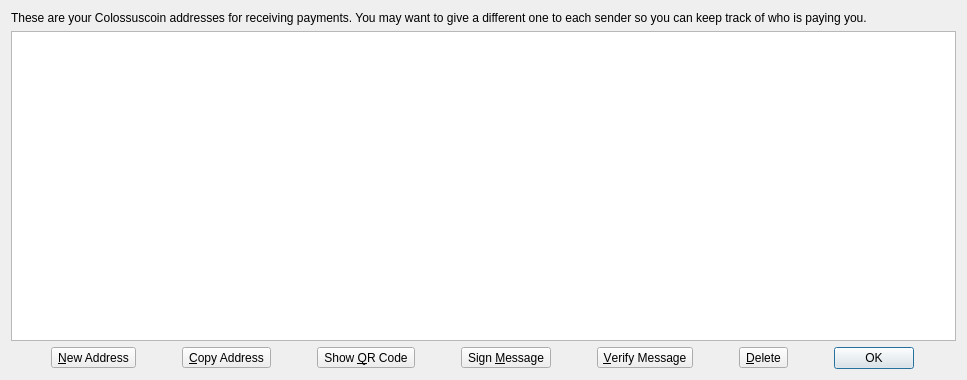
This is src/qt/forms/addressbookpage.ui in CoinWayne/test9 as Qt 5 draws it before an edit. The edited form follows.
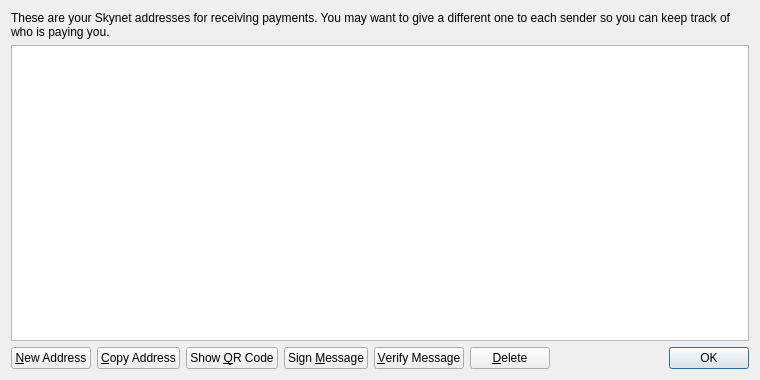
This is the edited form. Icons and pictures are not drawn.

Commit message: skynet to cv2

Diff of the .ui file:
```diff
--- a/src/qt/forms/addressbookpage.ui
+++ b/src/qt/forms/addressbookpage.ui
@@ -6,27 +6,18 @@
    <rect>
     <x>0</x>
     <y>0</y>
-    <width>967</width>
+    <width>760</width>
     <height>380</height>
    </rect>
   </property>
-  <property name="sizePolicy">
-   <sizepolicy hsizetype="Preferred" vsizetype="Preferred">
-    <horstretch>0</horstretch>
-    <verstretch>0</verstretch>
-   </sizepolicy>
-  </property>
   <property name="windowTitle">
    <string>Address Book</string>
   </property>
   <layout class="QVBoxLayout" name="verticalLayout">
-   <property name="sizeConstraint">
-    <enum>QLayout::SetDefaultConstraint</enum>
-   </property>
    <item>
     <widget class="QLabel" name="labelExplanation">
      <property name="text">
-      <string>These are your Colossuscoin addresses for receiving payments. You may want to give a different one to each sender so you can keep track of who is paying you.</string>
+      <string>These are your Skynet addresses for receiving payments. You may want to give a different one to each sender so you can keep track of who is paying you.</string>
      </property>
      <property name="textFormat">
       <enum>Qt::PlainText</enum>
@@ -67,7 +58,7 @@
    <item>
     <layout class="QHBoxLayout" name="horizontalLayout">
      <item>
-      <widget class="QToolButton" name="newAddressButton">
+      <widget class="QPushButton" name="newAddressButton">
        <property name="toolTip">
         <string>Create a new address</string>
        </property>
@@ -76,15 +67,12 @@
        </property>
        <property name="icon">
         <iconset resource="../bitcoin.qrc">
-         <normaloff>:/icons/add_white</normaloff>:/icons/add_white</iconset>
-       </property>
-       <property name="toolButtonStyle">
-        <enum>Qt::ToolButtonTextBesideIcon</enum>
+         <normaloff>:/icons/add</normaloff>:/icons/add</iconset>
        </property>
       </widget>
      </item>
      <item>
-      <widget class="QToolButton" name="copyToClipboard">
+      <widget class="QPushButton" name="copyToClipboard">
        <property name="toolTip">
         <string>Copy the currently selected address to the system clipboard</string>
        </property>
@@ -95,13 +83,10 @@
         <iconset resource="../bitcoin.qrc">
          <normaloff>:/icons/editcopy</normaloff>:/icons/editcopy</iconset>
        </property>
-       <property name="toolButtonStyle">
-        <enum>Qt::ToolButtonTextBesideIcon</enum>
-       </property>
       </widget>
      </item>
      <item>
-      <widget class="QToolButton" name="showQRCode">
+      <widget class="QPushButton" name="showQRCode">
        <property name="text">
         <string>Show &amp;QR Code</string>
        </property>
@@ -109,13 +94,10 @@
         <iconset resource="../bitcoin.qrc">
          <normaloff>:/icons/qrcode</normaloff>:/icons/qrcode</iconset>
        </property>
-       <property name="toolButtonStyle">
-        <enum>Qt::ToolButtonTextBesideIcon</enum>
-       </property>
       </widget>
      </item>
      <item>
-      <widget class="QToolButton" name="signMessage">
+      <widget class="QPushButton" name="signMessage">
        <property name="toolTip">
         <string>Sign a message to prove you own a Colossuscoin address</string>
        </property>
@@ -126,13 +108,10 @@
         <iconset resource="../bitcoin.qrc">
          <normaloff>:/icons/edit</normaloff>:/icons/edit</iconset>
        </property>
-       <property name="toolButtonStyle">
-        <enum>Qt::ToolButtonTextBesideIcon</enum>
-       </property>
       </widget>
      </item>
      <item>
-      <widget class="QToolButton" name="verifyMessage">
+      <widget class="QPushButton" name="verifyMessage">
        <property name="toolTip">
         <string>Verify a message to ensure it was signed with a specified Colossuscoin address</string>
        </property>
@@ -141,15 +120,12 @@
        </property>
        <property name="icon">
         <iconset resource="../bitcoin.qrc">
-         <normaloff>:/icons/questionmark</normaloff>:/icons/questionmark</iconset>
-       </property>
-       <property name="toolButtonStyle">
-        <enum>Qt::ToolButtonTextBesideIcon</enum>
+         <normaloff>:/icons/transaction_0</normaloff>:/icons/transaction_0</iconset>
        </property>
       </widget>
      </item>
      <item>
-      <widget class="QToolButton" name="deleteButton">
+      <widget class="QPushButton" name="deleteButton">
        <property name="toolTip">
         <string>Delete the currently selected address from the list</string>
        </property>
@@ -160,11 +136,21 @@
         <iconset resource="../bitcoin.qrc">
          <normaloff>:/icons/remove</normaloff>:/icons/remove</iconset>
        </property>
-       <property name="toolButtonStyle">
-        <enum>Qt::ToolButtonTextBesideIcon</enum>
-       </property>
       </widget>
      </item>
+     <item>
+      <spacer name="horizontalSpacer">
+       <property name="orientation">
+        <enum>Qt::Horizontal</enum>
+       </property>
+       <property name="sizeHint" stdset="0">
+        <size>
+         <width>40</width>
+         <height>20</height>
+        </size>
+       </property>
+      </spacer>
+     </item>
      <item>
       <widget class="QDialogButtonBox" name="buttonBox">
        <property name="sizePolicy">
```
Left out of the diff: 4 changed lines with no effect on the pictures. The commit also changes 477 other files.
